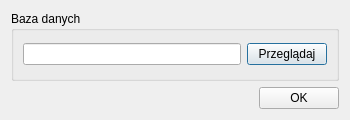
jpitucha/serviceman-assistant, file databaseselectdialog.ui: the form before one commit.
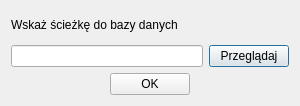
The form after the commit.

The edit to the form file:
```diff
--- a/databaseselectdialog.ui
+++ b/databaseselectdialog.ui
@@ -6,8 +6,8 @@
    <rect>
     <x>0</x>
     <y>0</y>
-    <width>350</width>
-    <height>120</height>
+    <width>300</width>
+    <height>106</height>
    </rect>
   </property>
   <property name="windowTitle">
@@ -15,11 +15,14 @@
   </property>
   <layout class="QVBoxLayout" name="verticalLayout_3">
    <item>
-    <widget class="QGroupBox" name="localBox">
-     <property name="title">
-      <string>Baza danych</string>
+    <widget class="QLabel" name="label">
+     <property name="text">
+      <string>Wskaż ścieżkę do bazy danych</string>
      </property>
-     <layout class="QHBoxLayout" name="horizontalLayout_3">
+    </widget>
+   </item>
+   <item>
+    <layout class="QHBoxLayout" name="horizontalLayout">
       <item>
        <widget class="QLineEdit" name="localPath"/>
       </item>
@@ -31,7 +34,6 @@
        </widget>
       </item>
      </layout>
-    </widget>
    </item>
    <item>
     <layout class="QHBoxLayout" name="horizontalLayout_4">
@@ -55,6 +57,19 @@
        </property>
       </widget>
      </item>
+     <item>
+      <spacer name="horizontalSpacer">
+       <property name="orientation">
+        <enum>Qt::Horizontal</enum>
+       </property>
+       <property name="sizeHint" stdset="0">
+        <size>
+         <width>40</width>
+         <height>20</height>
+        </size>
+       </property>
+      </spacer>
+     </item>
     </layout>
    </item>
   </layout>
```
Lines whose indentation alone changed are shown as unchanged.
